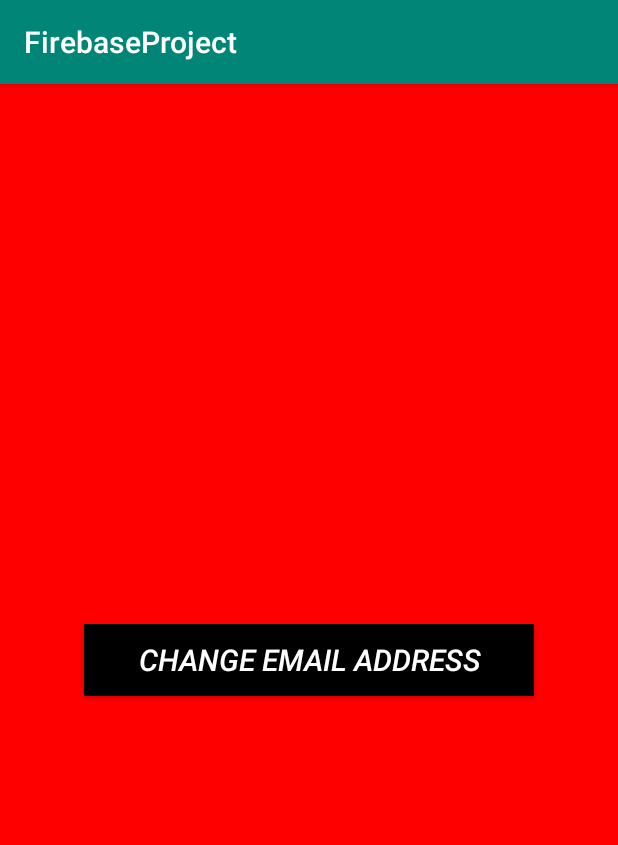
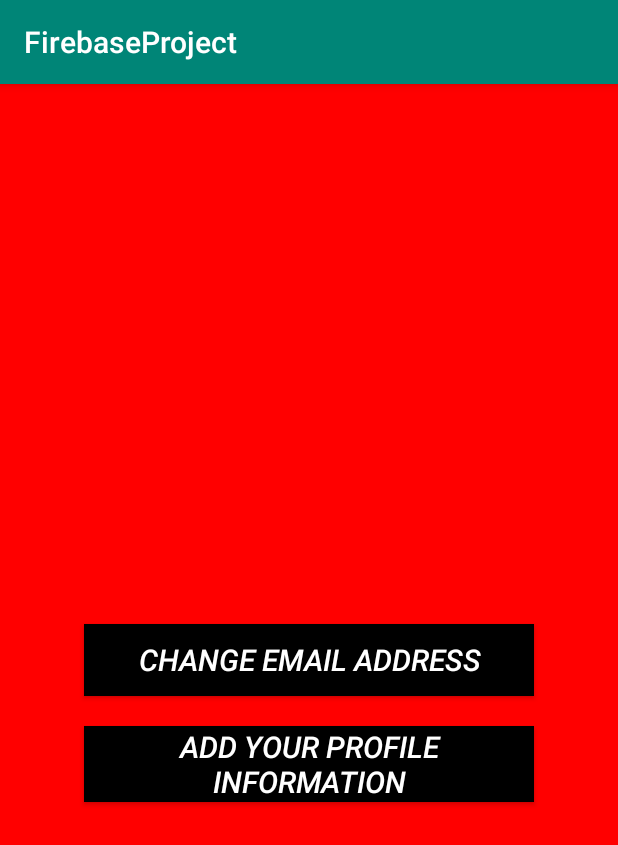
Before and after one commit to paddypopeye/FirebaseProject, an Android app: the TestActivity screen opened directly, with no data from a screen before it, on a phone screen of 412 x 824 dp. Shown: the top 845 px of the screen. Run offline under Robolectric (Android 15) with nearby library versions, the phone set to English and light mode, and no system bars.

Commit message:
Added profile information activity and firebase database to the project

```diff
--- a/app/build.gradle
+++ b/app/build.gradle
@@ -31,6 +31,7 @@ dependencies {
     implementation 'com.google.firebase:firebase-database:16.0.1'
     implementation 'com.google.firebase:firebase-core:16.0.1'
     implementation 'com.google.firebase:firebase-auth:16.0.3'
+    implementation 'com.google.firebase:firebase-storage:16.0.1'
     testImplementation 'junit:junit:4.12'
     androidTestImplementation 'com.android.support.test:runner:1.0.2'
     androidTestImplementation 'com.android.support.test.espresso:espresso-core:3.0.2'
--- a/app/src/main/AndroidManifest.xml
+++ b/app/src/main/AndroidManifest.xml
@@ -11,6 +11,8 @@
             android:roundIcon="@mipmap/ic_launcher_round"
             android:supportsRtl="true"
             android:theme="@style/AppTheme">
+        <activity android:name=".ProfileActivity">
+        </activity>
         <activity android:name=".changeEmail">
         </activity>
         <activity android:name=".TestActivity">
--- a/app/src/main/java/com/example/firebaseproject/TestActivity.kt
+++ b/app/src/main/java/com/example/firebaseproject/TestActivity.kt
@@ -16,4 +16,7 @@ class TestActivity : AppCompatActivity() {
     public fun changeEmail_btn(view: View){
         startActivity(Intent(this@TestActivity, changeEmail::class.java))
     }
+    public fun submit_profile(view: View){
+        startActivity(Intent(this@TestActivity, ProfileActivity::class.java))
+    }
 }
--- a/app/src/main/java/com/example/firebaseproject/changeEmail.kt
+++ b/app/src/main/java/com/example/firebaseproject/changeEmail.kt
@@ -27,7 +27,7 @@ class changeEmail : AppCompatActivity() {
         user_email = findViewById(R.id.email_change)
         user_password = findViewById(R.id.pass_change)
         new_email = findViewById(R.id.email_change_new)
-        change = findViewById(R.id.changeEmail_btn)
+        change = findViewById(R.id.changeEmail)
         firebaseAuth = FirebaseAuth.getInstance()
         user = firebaseAuth?.currentUser!!
 
--- a/app/src/main/res/layout/activity_change_email.xml
+++ b/app/src/main/res/layout/activity_change_email.xml
@@ -56,6 +56,5 @@
             android:layout_width="match_parent"
             android:layout_height="wrap_content" android:id="@+id/changeEmail"
             android:layout_below="@+id/ll_changeEmail"
-            android:background="#00f" android:textSize="24sp" android:textStyle="italic" android:textColor="#f00"
-            android:onClick="updateEmail"/>
+            android:background="#00f" android:textSize="24sp" android:textStyle="italic" android:textColor="#f00"/>
 </RelativeLayout>
--- a/app/src/main/res/layout/activity_test.xml
+++ b/app/src/main/res/layout/activity_test.xml
@@ -9,7 +9,6 @@
         android:background="#f00">
 
 
-
     <Button
             android:layout_width="300dp"
             android:layout_height="wrap_content"
@@ -19,6 +18,19 @@
             android:textSize="20sp"
             android:textColor="#fff"
             android:background="#000"
-            android:textStyle="italic"
-            android:onClick="changeEmail_btn"/>
+            android:textStyle="italic" android:layout_margin="10dp"/>
+
+    <Button
+            android:layout_margin="10dp"
+            android:layout_centerHorizontal="true"
+            android:layout_width="300dp"
+            android:layout_height="wrap_content"
+            android:id="@+id/submit_profile"
+            android:text="Add your profile information"
+            android:layout_below="@id/changeEmail_btn"
+            android:textSize="20sp"
+            android:textColor="#fff"
+            android:background="#000"
+            android:textStyle="italic" android:layout_marginTop="10dp" android:layout_marginStart="10dp"
+            android:layout_marginEnd="10dp" android:layout_marginBottom="10dp"/>
 </RelativeLayout>
--- a/app/src/main/res/values/strings.xml
+++ b/app/src/main/res/values/strings.xml
@@ -3,4 +3,5 @@
     <string name="add_password">Add Password</string>
     <string name="your_email">Your Email</string>
     <string name="create_an_account">Create an Account</string>
+    <string name="enter_your_profile_inforation_below">Enter your profile inforation below</string>
 </resources>
--- a/build.gradle
+++ b/build.gradle
@@ -10,7 +10,7 @@ buildscript {
     dependencies {
         classpath 'com.android.tools.build:gradle:3.3.2'
         classpath "org.jetbrains.kotlin:kotlin-gradle-plugin:$kotlin_version"
-        classpath 'com.google.gms:google-services:4.0.0'
+        classpath 'com.google.gms:google-services:4.1.0'
         // NOTE: Do not place your application dependencies here; they belong
         // in the individual module build.gradle files
     }
```
Also changed, not shown: app/src/main/java/com/example/firebaseproject/MainActivity.kt (+6 -5 lines), app/src/main/java/com/example/firebaseproject/ProfileActivity.kt (added, +85 -0 lines), app/src/main/res/layout/activity_profile.xml (added, +57 -0 lines).
